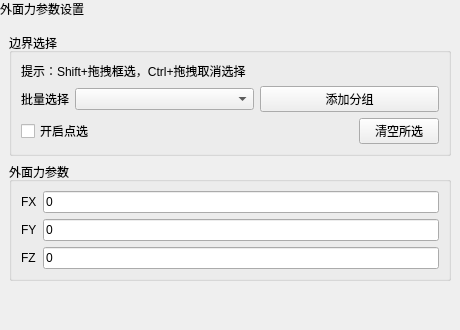
asd977/base_cae, file plugins/Base_Slover/GeoStressOuterForcePage.ui: the form before one commit.
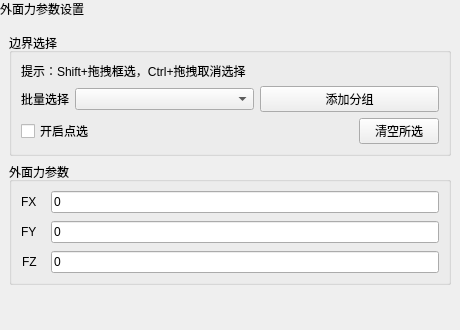
The form after the commit. Custom widgets are drawn as their Qt base class.

Patch:
```diff
--- a/plugins/Base_Slover/GeoStressOuterForcePage.ui
+++ b/plugins/Base_Slover/GeoStressOuterForcePage.ui
@@ -266,6 +266,21 @@
         <property name="bottomMargin">
          <number>9</number>
         </property>
+        <property name="horizontalSpacing">
+         <number>14</number>
+        </property>
+        <property name="verticalSpacing">
+         <number>8</number>
+        </property>
+        <property name="fieldGrowthPolicy">
+         <enum>QFormLayout::AllNonFixedFieldsGrow</enum>
+        </property>
+        <property name="rowWrapPolicy">
+         <enum>QFormLayout::WrapLongRows</enum>
+        </property>
+        <property name="labelAlignment">
+         <set>Qt::AlignRight|Qt::AlignVCenter</set>
+        </property>
        </layout>
       </widget>
      </item>
```
Left out of the diff: 3 changed lines with no effect on the pictures.
